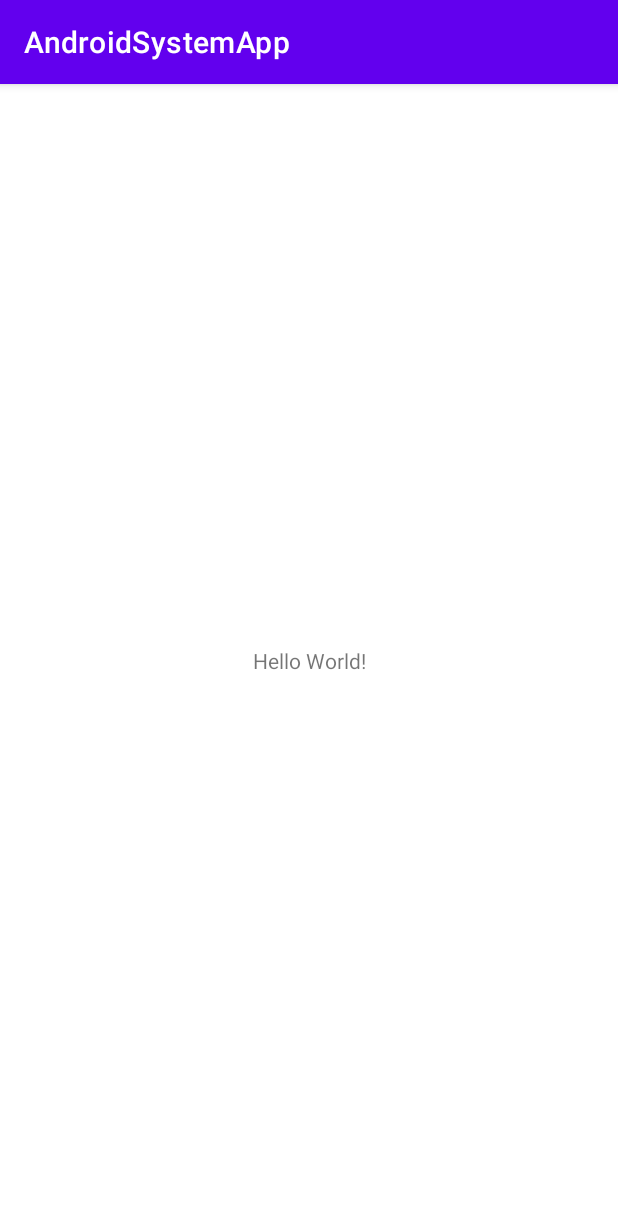
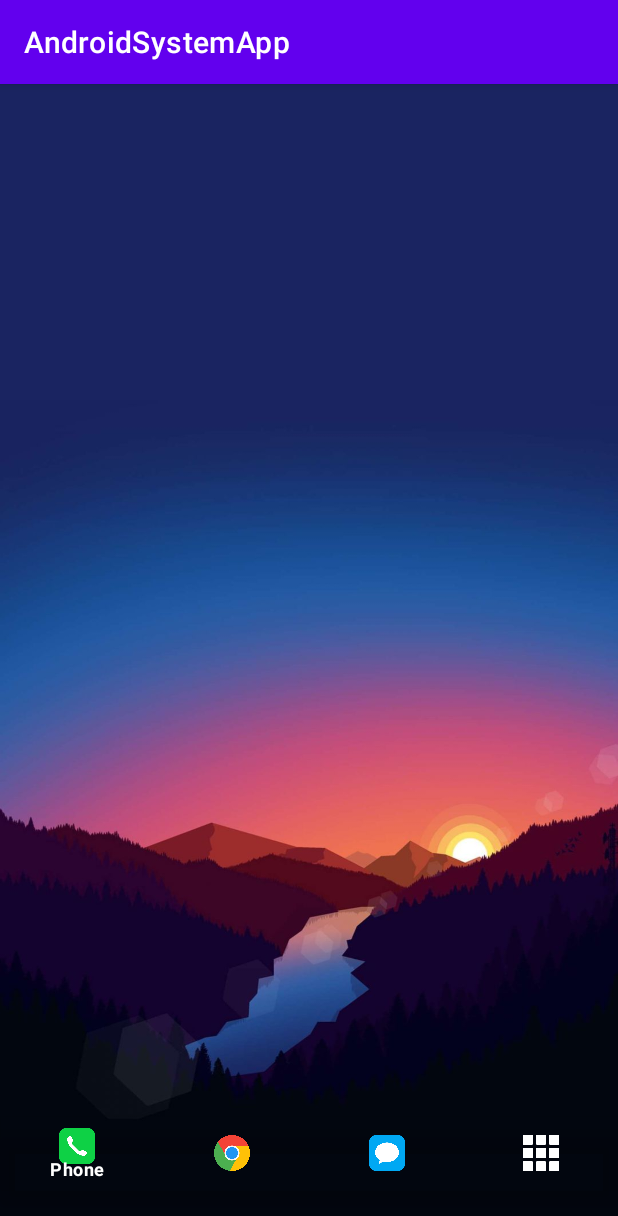
Before and after one commit to nisaefendioglu/Android-System-App, an Android app: the screen it shows after launch (MainActivity), on a phone screen of 412 x 824 dp. Shown: the top 1216 px of the screen. Run offline under Robolectric (Android 15) with nearby library versions, the light colour scheme and no system bars.

Commit message:
navbar added.

```diff
--- a/app/src/main/AndroidManifest.xml
+++ b/app/src/main/AndroidManifest.xml
@@ -9,7 +9,8 @@
         android:roundIcon="@mipmap/ic_launcher_round"
         android:supportsRtl="true"
         android:theme="@style/Theme.AndroidSystemApp">
-        <activity android:name=".MainActivity">
+        <activity android:name=".MainActivity"
+            android:exported="true">
             <intent-filter>
                 <action android:name="android.intent.action.MAIN" />
 
--- a/app/src/main/java/com/nisaefendioglu/androidsystemapp/MainActivity.java
+++ b/app/src/main/java/com/nisaefendioglu/androidsystemapp/MainActivity.java
@@ -4,11 +4,15 @@ import androidx.appcompat.app.AppCompatActivity;
 
 import android.os.Bundle;
 
+import com.google.android.material.bottomnavigation.BottomNavigationView;
+
 public class MainActivity extends AppCompatActivity {
-
+    BottomNavigationView bottomNavigationView;
     @Override
     protected void onCreate(Bundle savedInstanceState) {
         super.onCreate(savedInstanceState);
         setContentView(R.layout.activity_main);
+        bottomNavigationView = findViewById(R.id.bottomNavigation);
+        bottomNavigationView.setItemIconTintList(null);
     }
 }
--- a/app/src/main/res/layout/activity_main.xml
+++ b/app/src/main/res/layout/activity_main.xml
@@ -1,18 +1,26 @@
 <?xml version="1.0" encoding="utf-8"?>
-<androidx.constraintlayout.widget.ConstraintLayout xmlns:android="http://schemas.android.com/apk/res/android"
+<RelativeLayout xmlns:android="http://schemas.android.com/apk/res/android"
     xmlns:app="http://schemas.android.com/apk/res-auto"
     xmlns:tools="http://schemas.android.com/tools"
     android:layout_width="match_parent"
     android:layout_height="match_parent"
     tools:context=".MainActivity">
 
-    <TextView
-        android:layout_width="wrap_content"
-        android:layout_height="wrap_content"
-        android:text="Hello World!"
-        app:layout_constraintBottom_toBottomOf="parent"
-        app:layout_constraintLeft_toLeftOf="parent"
-        app:layout_constraintRight_toRightOf="parent"
-        app:layout_constraintTop_toTopOf="parent" />
+   <ImageView
+       android:layout_width="match_parent"
+       android:layout_height="match_parent"
+       android:background="@drawable/wallpaper"/>
 
-</androidx.constraintlayout.widget.ConstraintLayout>
+   <com.google.android.material.bottomnavigation.BottomNavigationView
+       android:id="@+id/bottomNavigation"
+       android:layout_alignParentBottom="true"
+       app:menu="@menu/item_menu"
+       android:layout_marginBottom="30dp"
+       app:itemTextColor="@color/white"
+       android:layout_width="match_parent"
+       android:background="@android:color/transparent"
+       android:layout_height="50dp">
+   </com.google.android.material.bottomnavigation.BottomNavigationView>
+
+
+</RelativeLayout>
--- /dev/null
+++ b/app/src/main/res/menu/item_menu.xml
@@ -0,0 +1,15 @@
+<?xml version="1.0" encoding="utf-8"?>
+<menu xmlns:android="http://schemas.android.com/apk/res/android">
+    <item android:id="@+id/Phone"
+        android:title="Phone"
+        android:icon="@drawable/call" />
+    <item android:id="@+id/internet"
+        android:title="Internet"
+        android:icon="@drawable/chrome" />
+    <item android:id="@+id/messages"
+        android:title="Messages"
+        android:icon="@drawable/messages" />
+    <item android:id="@+id/music"
+        android:title="Apps"
+        android:icon="@drawable/apps" />
+</menu>
```
Also changed, not shown: app/src/main/res/drawable/apps.png (added), app/src/main/res/drawable/call.png (added), app/src/main/res/drawable/chrome.png (added), app/src/main/res/drawable/messages.png (added), app/src/main/res/drawable/spotify.png (added), app/src/main/res/drawable/wallpaper.jpg (added).
